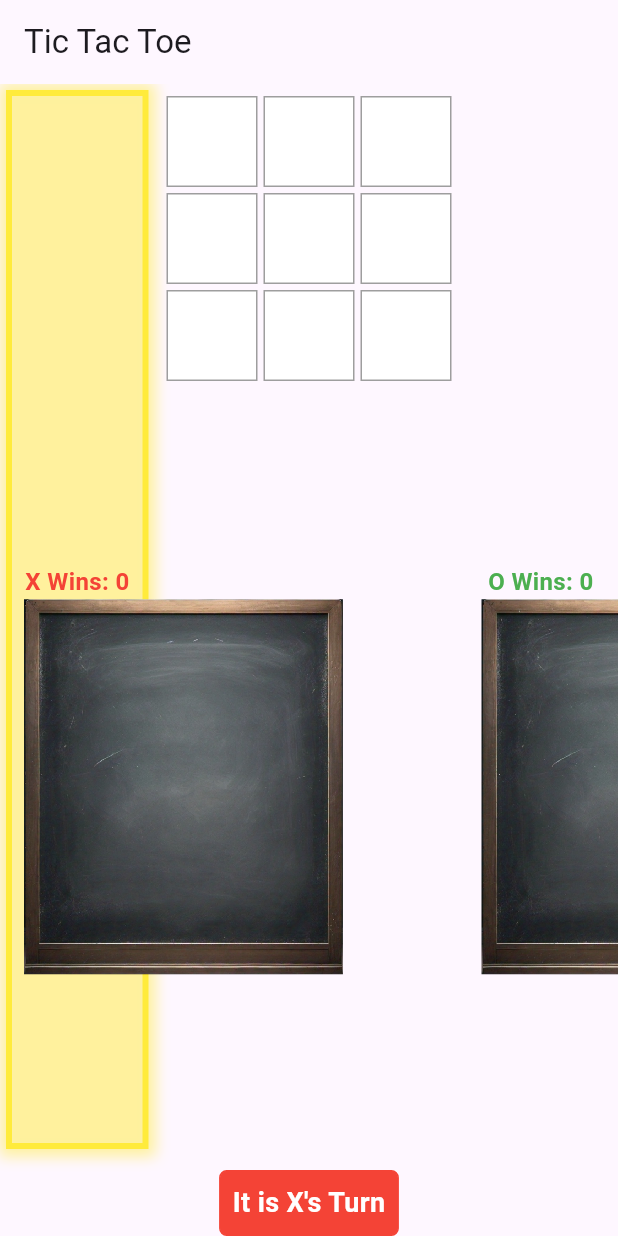
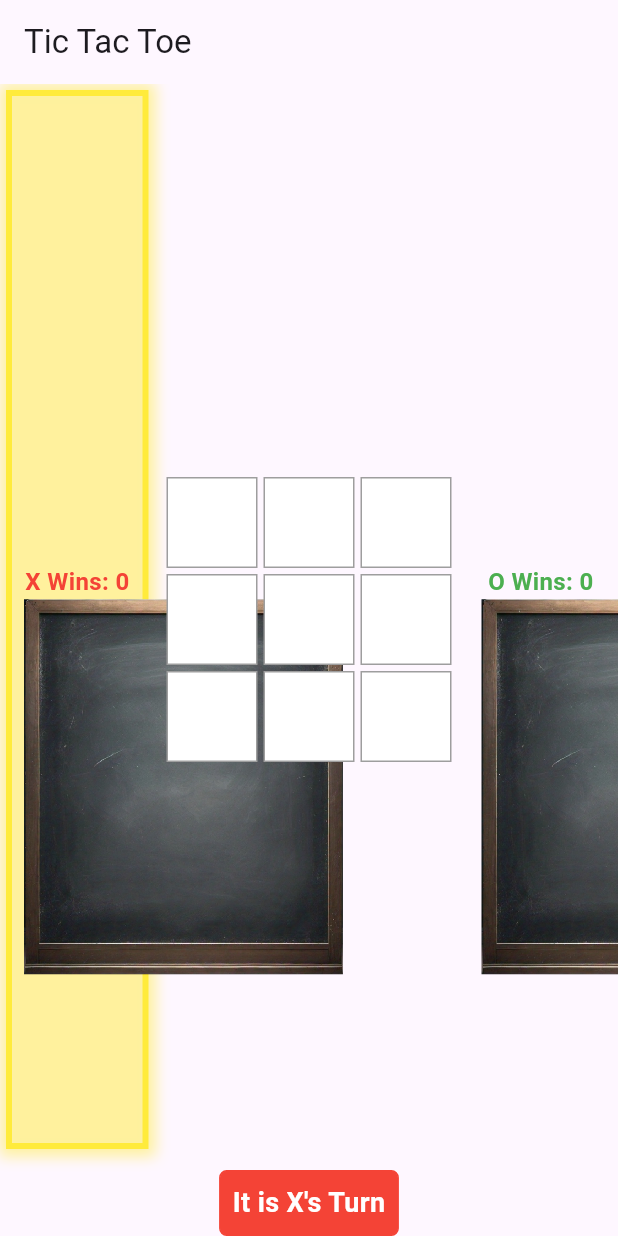
Before and after one commit to derungo/tictactoe, a Flutter app: the screen it shows after launch, on a phone screen of 412 x 824 dp. Run offline on Flutter 3.47's test engine with Material 3 defaults, Android fonts, the phone set to English and light mode, and no system bars; our stand-ins replace confetti.

Commit message:
ui tweaks

```diff
--- a/lib/tictactoe.dart
+++ b/lib/tictactoe.dart
@@ -18,7 +18,7 @@ class TicTacToe extends StatefulWidget {
 }
 
 class _TicTacToeState extends State<TicTacToe> {
-  late ui.Image chalkboardImage; // Image to draw
+  late ui.Image? chalkboardImage; // Image to draw
   List<String> _cells = List.filled(9, '');
   String _currentPlayer = 'X';
   int _xWinsCount = 0;
@@ -105,7 +105,7 @@ class _TicTacToeState extends State<TicTacToe> {
               ),
             ),
             if (chalkboardImage != null)
-              TallyMarks(count: winsCount, chalkboardImage: chalkboardImage),
+              TallyMarks(count: winsCount, chalkboardImage: chalkboardImage!),
           ],
         ),
       ),
@@ -114,6 +114,15 @@ class _TicTacToeState extends State<TicTacToe> {
 
   @override
   Widget build(BuildContext context) {
+    if (chalkboardImage == null) {
+      return Scaffold(
+        appBar: AppBar(title: Text('Tic Tac Toe')),
+        body: Center(
+          child: CircularProgressIndicator(),
+        ),
+      );
+    }
+
     return Scaffold(
       appBar: AppBar(title: Text('Tic Tac Toe')),
       body: Center(
@@ -124,7 +133,7 @@ class _TicTacToeState extends State<TicTacToe> {
               children: [
                 Expanded(
                   child: Row(
-                    crossAxisAlignment: CrossAxisAlignment.start,
+                    crossAxisAlignment: CrossAxisAlignment.center,
                     children: [
                       _buildChalkboard('X', _xWinsCount),
                       Flexible(
```
